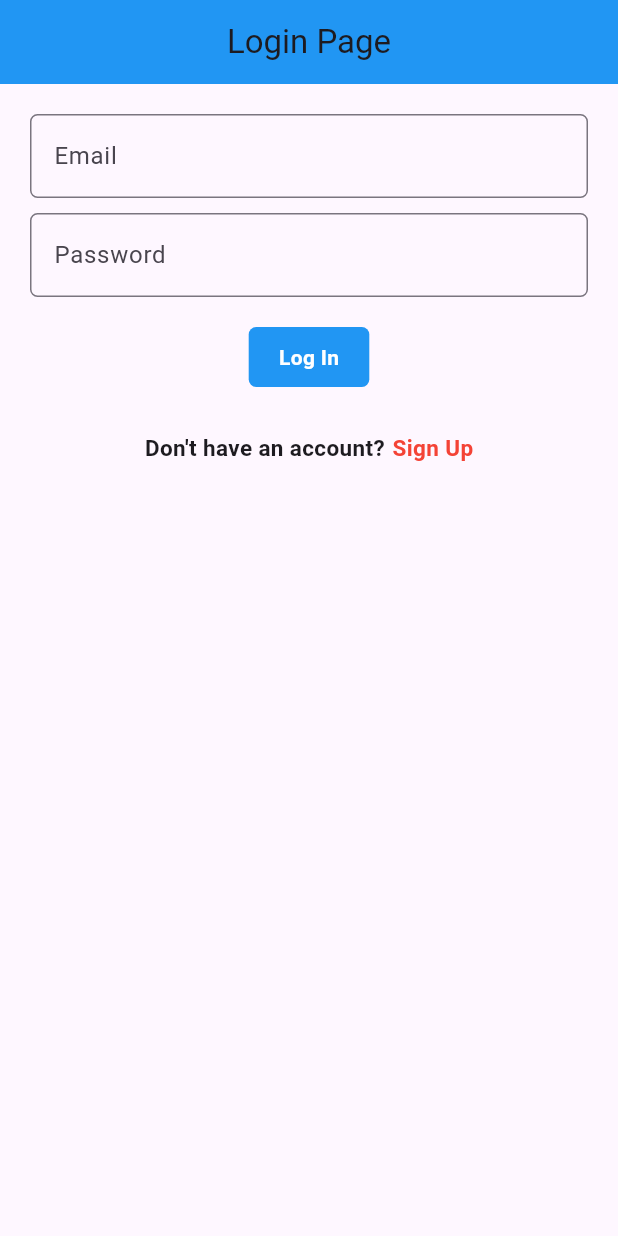
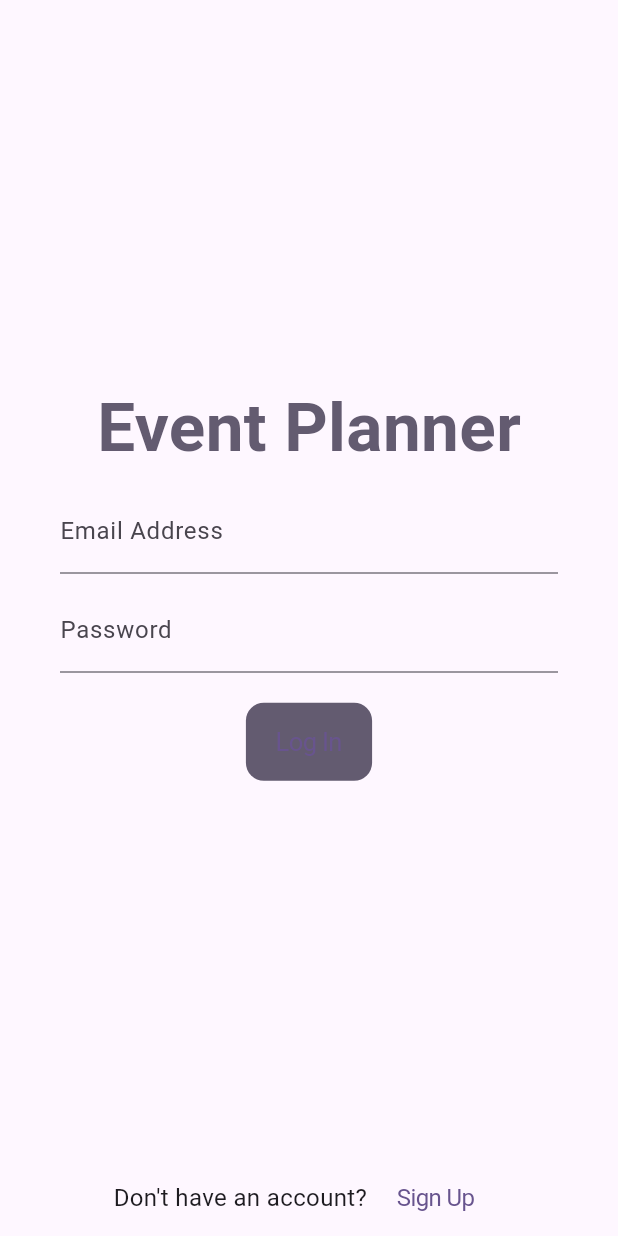
Before and after one commit to rambhola/Event_Planner_updateded_project, a Flutter app: the screen it shows after launch, on a phone screen of 412 x 824 dp. Run offline on Flutter 3.47's test engine with Material 3 defaults, Android fonts, the phone set to English and light mode, and no system bars; our stand-ins replace carousel_slider, shared_preferences.

Commit message:
i have modified of some login and signup file

```diff
--- a/event_planeer_05/lib/Screen/ServiceMasterList.dart
+++ b/event_planeer_05/lib/Screen/ServiceMasterList.dart
@@ -51,8 +51,9 @@ class _ServiceListUIState extends State<ServiceListUI> {
     return Scaffold(
       backgroundColor: Colors.grey,
       appBar: AppBar(
+        title: Text('Service List', style: TextStyle(color: Colors.white)),
         centerTitle: true,
-        title: const Text("Service List"),
+        backgroundColor: Color(0xff4391EC),
       ),
       body: FutureBuilder<List<ServiceModel>>(
         future: _serviceMasterList.getList(),
--- a/event_planeer_05/lib/Screen/loginPage.dart
+++ b/event_planeer_05/lib/Screen/loginPage.dart
@@ -1,144 +1,159 @@
-import 'package:event_planeer_05/Screen/Home_Page.dart';
+import 'package:event_planeer_05/Screen/splash_screen.dart';
+import 'package:flutter/cupertino.dart';
 import 'package:flutter/material.dart';
-import 'package:http/http.dart';
+import 'package:http/http.dart' as http;
+import 'package:shared_preferences/shared_preferences.dart';
+import 'dart:convert';
+
+import '../Model/UIHelper.dart';
+import 'Home_Page.dart';
 import 'SigupPage.dart';
 
 class LoginPage extends StatefulWidget {
-  const LoginPage({super.key});
+  const LoginPage({Key? key}) : super(key: key);
 
   @override
-  State<LoginPage> createState() => _LoginPageState();
+  _LoginPageState createState() => _LoginPageState();
 }
 
 class _LoginPageState extends State<LoginPage> {
-  final TextEditingController emailController = TextEditingController();
-  final TextEditingController passController = TextEditingController();
+  TextEditingController emailController = TextEditingController();
+  TextEditingController passwordController = TextEditingController();
 
-  void login(String email, String password) async {
+  // Function to log in with email and password
+  void logIn(String email, String password) async {
+    UIHelper.showLoadingDialog(context, "Logging In..");
+
     try {
-      final response = await post(
-        Uri.parse('http://tutorials.codebetter.in:7087/auth/login'),
-        body: {'email': email, 'password': password},
+      final Uri apiUrl = Uri.parse("http://tutorials.codebetter.in:7087/auth/login");
+
+      final response = await http.post(
+        apiUrl,
+        headers: {"Content-Type": "application/json"},
+        body: json.encode({
+          'email': email,
+          'password': password,
+        }),
       );
 
       if (response.statusCode == 200) {
+        var responseData = json.decode(response.body);
+
+        if (responseData["status"] == true) {
+          print("Log In Successful!");
+          Navigator.popUntil(context, (route) => route.isFirst);
           Navigator.pushReplacement(
             context,
             MaterialPageRoute(builder: (context) => HomeScreen()),
           );
         } else {
-        _showErrorDialog("Login failed. Please try again.");
+          Navigator.pop(context);
+          UIHelper.showAlertDialog(context, "Login Failed", responseData['message']);
         }
-    } catch (e) {
-      _showErrorDialog("An error occurred. Please try again.");
+      } else {
+        Navigator.pop(context);
+        UIHelper.showAlertDialog(context, "An error occurred", "Unable to log in. Please try again.");
+      }
+    } catch (ex) {
+      Navigator.pop(context);
+      UIHelper.showAlertDialog(context, "An error occurred", ex.toString());
     }
   }
 
-  void _showErrorDialog(String message) {
-    showDialog(
-      context: context,
-      builder: (context) => AlertDialog(
-        title: const Text("Error"),
-        content: Text(message),
-        actions: [
-          TextButton(
-            onPressed: () => Navigator.pop(context),
-            child: const Text("OK"),
-          ),
-        ],
-      ),
-    );
+  // Function to check if the input values are valid
+  void checkValues() {
+    String email = emailController.text.trim();
+    String password = passwordController.text.trim();
+
+    if (email.isEmpty || password.isEmpty) {
+      UIHelper.showAlertDialog(context, "Incomplete Data", "Please fill all the fields");
+    } else {
+      logIn(email, password);
+    }
   }
 
   @override
   Widget build(BuildContext context) {
-    return SafeArea(
-      child: Scaffold(
-        appBar: AppBar(
-          backgroundColor: Colors.blue,
-          centerTitle: true,
-          title: const Text("Login Page"),
-        ),
-        body: Padding(
-          padding: const EdgeInsets.all(20),
+    return Scaffold(
+      body: SafeArea(
+        child: Container(
+          padding: EdgeInsets.symmetric(horizontal: 40),
+          child: Center(
             child: SingleChildScrollView(
               child: Column(
-              crossAxisAlignment: CrossAxisAlignment.start,
                 children: [
+                  Text(
+                    "Event Planner",
+                    style: TextStyle(
+                      color: Theme.of(context).colorScheme.secondary,
+                      fontSize: 45,
+                      fontWeight: FontWeight.bold,
+                    ),
+                  ),
+                  SizedBox(height: 10),
                   TextField(
                     controller: emailController,
-                  decoration: InputDecoration(
-                    labelText: "Email",
-                    border: OutlineInputBorder(
-                      borderRadius: BorderRadius.circular(5),
+                    decoration: InputDecoration(labelText: "Email Address"),
                   ),
+                  SizedBox(height: 10),
+                  TextField(
+                    controller: passwordController,
+                    obscureText: true,
+                    decoration: InputDecoration(labelText: "Password"),
                   ),
+                  SizedBox(height: 20),
+                  CupertinoButton(
+                    onPressed: () async {
+                      // Validate input fields
+                      checkValues();
+
+                      // If credentials are correct, save login state in SharedPreferences
+                      final sharedPref = await SharedPreferences.getInstance();
+
+                      // Assuming login is successful, set the login state
+                      sharedPref.setBool(SplashScreenState.keyLogin, true);
+
+                      // Navigate to the HomeScreen
+                      Navigator.pushReplacement(
+                        context,
+                        MaterialPageRoute(
+                          builder: (context) => const HomeScreen(),
                         ),
-                const SizedBox(height: 10),
-                TextField(
-                  controller: passController,
-                  obscureText: true,
-                  decoration: InputDecoration(
-                    labelText: "Password",
-                    border: OutlineInputBorder(
-                      borderRadius: BorderRadius.circular(5),
+                      );
+                    },
+                    color: Theme.of(context).colorScheme.secondary,
+                    child: const Text("Log In"),
                   ),
-                  ),
-                ),
-                const SizedBox(height: 20),
-                GestureDetector(
-                  onTap: () => login(emailController.text, passController.text),
-                  child: Center(
-                    child: Container(
-                      padding: const EdgeInsets.symmetric(vertical: 10, horizontal: 20),
-                      decoration: BoxDecoration(
-                        color: Colors.blue,
-                        borderRadius: BorderRadius.circular(5),
-                      ),
-                      child: const Text(
-                        "Log In",
-                        style: TextStyle(
-                          color: Colors.white,
-                          fontWeight: FontWeight.bold,
+
+                ],
               ),
             ),
           ),
         ),
       ),
-                const SizedBox(height: 30),
-                Center(
+      bottomNavigationBar: Container(
         child: Row(
           mainAxisAlignment: MainAxisAlignment.center,
           children: [
-                      const Text(
+            Text(
               "Don't have an account?",
-                        style: TextStyle(fontSize: 15, fontWeight: FontWeight.bold),
+              style: TextStyle(fontSize: 16),
             ),
-                      const SizedBox(width: 5),
-                      GestureDetector(
-                        onTap: () {
+            CupertinoButton(
+              onPressed: () {
                 Navigator.push(
                   context,
-                            MaterialPageRoute(builder: (context) => Siguppage()),
+                  MaterialPageRoute(builder: (context) => const SignUpPage()),
                 );
               },
-                        child: const Text(
+              child: Text(
                 "Sign Up",
-                          style: TextStyle(
-                            fontSize: 15,
-                            color: Colors.red,
-                            fontWeight: FontWeight.bold,
-                          ),
+                style: TextStyle(fontSize: 16),
               ),
             ),
           ],
         ),
       ),
-              ],
-            ),
-          ),
-        ),
-      ),
     );
   }
 }
--- a/event_planeer_05/lib/main.dart
+++ b/event_planeer_05/lib/main.dart
@@ -1,16 +1,10 @@
 
 import 'package:event_planeer_05/Screen/splash_screen.dart';
-import 'package:firebase_core/firebase_core.dart';
 import 'package:flutter/material.dart';
-import 'Screen/Home_Page.dart';
-import 'Screen/ServiceMasterList.dart';
-import 'firebase_options.dart';
+
 
 void main() async {
-  WidgetsFlutterBinding.ensureInitialized();
-  await Firebase.initializeApp(
-    options:  DefaultFirebaseOptions.currentPlatform,
-  );
+
   runApp(const MyApp());
 }
 
@@ -27,7 +21,7 @@ class MyApp extends StatelessWidget {
         colorScheme: ColorScheme.fromSeed(seedColor: Colors.deepPurple),
         useMaterial3: true,
       ),
-      home: splash_screen(),
+      home: const SplashScreen(),
     );
   }
 }
--- a/event_planeer_05/pubspec.yaml
+++ b/event_planeer_05/pubspec.yaml
@@ -38,8 +38,7 @@ dependencies:
   cupertino_icons: ^1.0.6
   shared_preferences: ^2.2.3
   http: ^1.2.2
-  firebase_auth: ^5.2.0
-  firebase_core: ^3.4.0
+
   carousel_slider: ^5.0.0
   animate_do: ^3.1.2
 
```
Also changed, not shown: event_planeer_05/lib/Model/UIHelper.dart (added, +53 -0 lines), event_planeer_05/lib/OTP AUTHENTICATION/otp_Screen.dart (deleted, +0 -134 lines), event_planeer_05/lib/Screen/SigupPage.dart (+130 -122 lines), event_planeer_05/lib/Screen/splash_screen.dart (+33 -11 lines), event_planeer_05/lib/OTP AUTHENTICATION/main.dart (deleted), event_planeer_05/lib/firebase_options.dart (deleted), event_planeer_05/pubspec.lock, 3 other files. Lines whose indentation alone changed are shown as unchanged.
